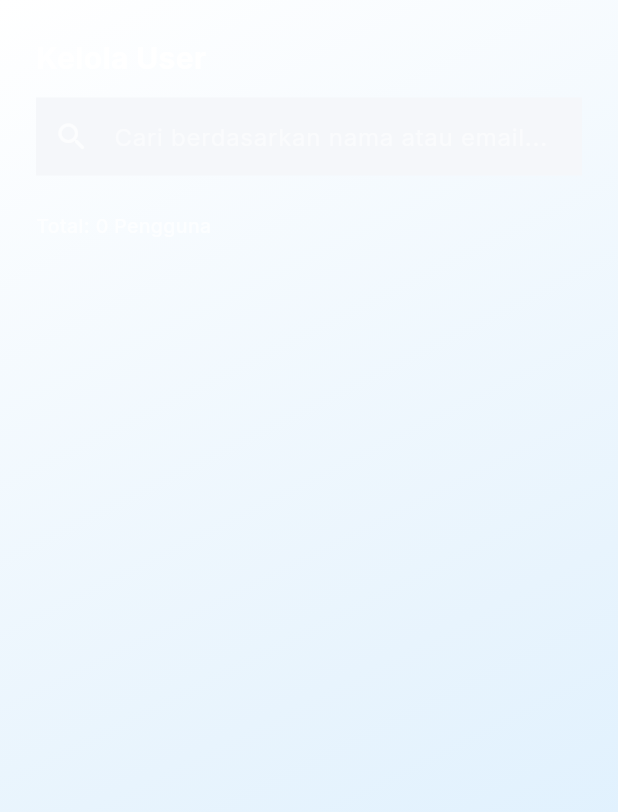
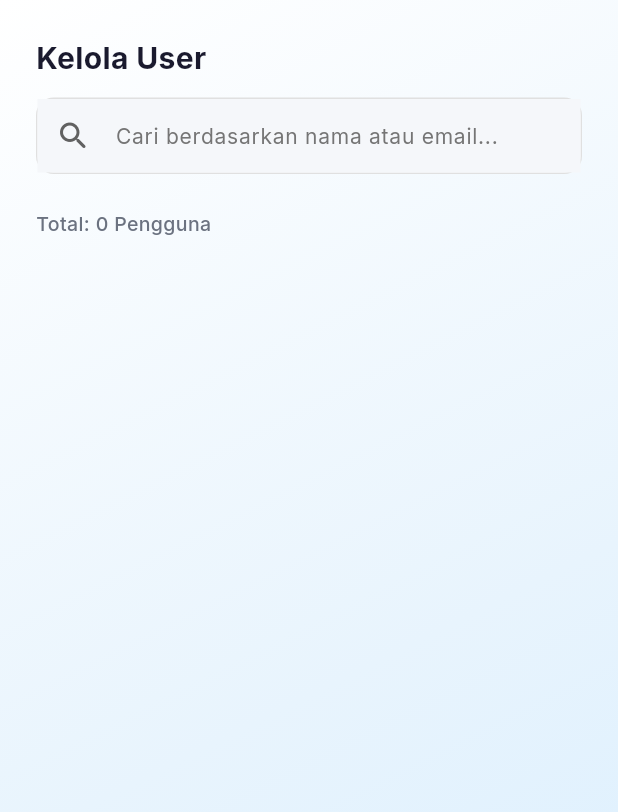
Before and after one commit to MuhAlifAnhar/MEMOtrip, a Flutter app: the UsersManagementPage widget shown alone on an empty page, opened directly, on a phone screen of 412 x 824 dp. Shown: the top 812 px of the screen. Run offline on Flutter 3.47's test engine with Material 3 defaults, Android fonts, the phone set to English and light mode, and no system bars; our stand-ins replace cached_network_image, cloud_firestore, firebase_auth, firebase_core, firebase_storage, flutter_riverpod and 4 more; missing offline and left inert: panorama_viewer; accounts and stored records are empty; generated files the repository leaves out were written again; network calls fail.

Commit message:
fix banget

```diff
--- a/lib/features/admin/presentation/pages/users_management_page.dart
+++ b/lib/features/admin/presentation/pages/users_management_page.dart
@@ -104,19 +104,20 @@ class _UsersManagementPageState extends ConsumerState<UsersManagementPage>
             child: Column(
               crossAxisAlignment: CrossAxisAlignment.start,
               children: [
-                Text('Kelola User', style: AppTypography.headlineLarge.copyWith(color: Colors.white)),
+                Text('Kelola User', style: AppTypography.headlineLarge.copyWith(color: AppColors.textPrimary)),
                 const SizedBox(height: AppSpacing.md),
                 Container(
                   decoration: BoxDecoration(
-                    color: Colors.white.withOpacity(0.1),
+                    color: Colors.white,
                     borderRadius: AppSpacing.borderRadiusMedium,
+                    border: Border.all(color: Colors.grey.shade300, width: 1),
                   ),
                   child: TextField(
-                    style: const TextStyle(color: Colors.white),
+                    style: AppTypography.bodyMedium.copyWith(color: AppColors.textPrimary),
                     decoration: InputDecoration(
                       hintText: 'Cari berdasarkan nama atau email...',
-                      hintStyle: TextStyle(color: Colors.white.withOpacity(0.5)),
-                      prefixIcon: const Icon(Icons.search_rounded, color: Colors.white70),
+                      hintStyle: AppTypography.bodyMedium.copyWith(color: Colors.grey.shade600),
+                      prefixIcon: Icon(Icons.search_rounded, color: Colors.grey.shade700),
                       border: InputBorder.none,
                       contentPadding: const EdgeInsets.symmetric(horizontal: 16, vertical: 14),
                     ),
@@ -163,7 +164,7 @@ class _UsersManagementPageState extends ConsumerState<UsersManagementPage>
                       padding: const EdgeInsets.symmetric(horizontal: AppSpacing.xl),
                       child: Text(
                         'Total: ${filteredDocs.length} Pengguna',
-                        style: AppTypography.labelMedium.copyWith(color: Colors.white70),
+                        style: AppTypography.labelMedium.copyWith(color: AppColors.textSecondary),
                       ),
                     ),
                     const SizedBox(height: AppSpacing.sm),
```
